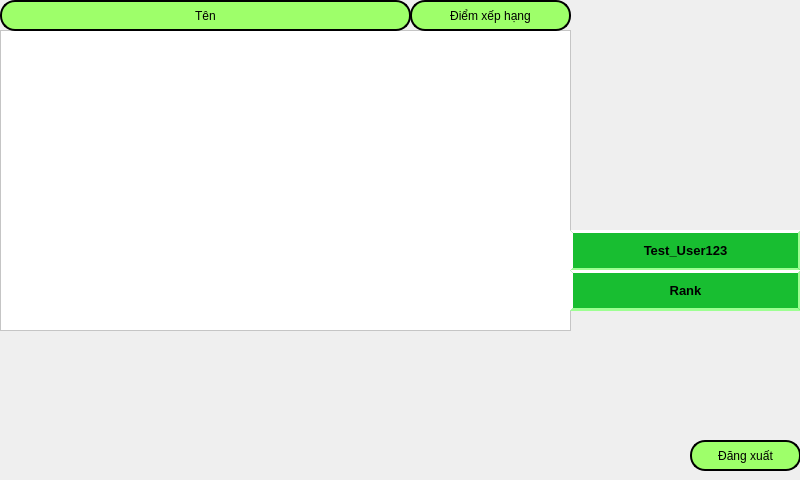
Old version of the form untitled/mainwindow.ui in the repository ledong2512/QtOAQ.
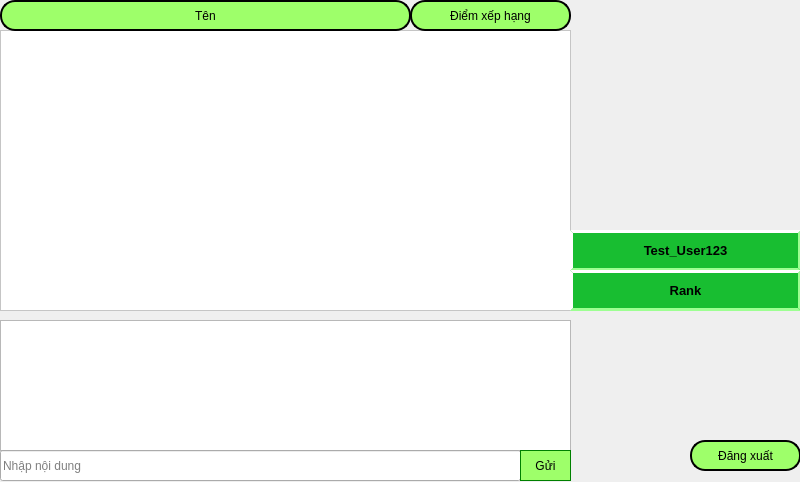
New version of the form. The open tabs and pages were chosen to show the change. Icons and pictures are not drawn.

Commit message: player now can chat

```diff
--- a/untitled/mainwindow.ui
+++ b/untitled/mainwindow.ui
@@ -13,7 +13,7 @@
     <x>0</x>
     <y>0</y>
     <width>800</width>
-    <height>480</height>
+    <height>482</height>
    </rect>
   </property>
   <property name="focusPolicy">
@@ -191,7 +191,7 @@
         <x>0</x>
         <y>30</y>
         <width>571</width>
-        <height>301</height>
+        <height>281</height>
        </rect>
       </property>
       <property name="styleSheet">
@@ -355,6 +355,88 @@
        <string>Đăng xuất</string>
       </property>
      </widget>
+     <widget class="QListWidget" name="notiList">
+      <property name="geometry">
+       <rect>
+        <x>0</x>
+        <y>320</y>
+        <width>571</width>
+        <height>131</height>
+       </rect>
+      </property>
+      <property name="styleSheet">
+       <string notr="true">#listWidget{
+background:white
+}
+QScrollBar:vertical {
+border: 2px solid grey;
+}
+QScrollBar:vertical {
+    border: 2px solid grey;
+    background: rgb(158, 255, 106)
+
+
+}
+QScrollBar::handle:vertical {
+    background: white;
+    min-height: 20px;
+}
+QScrollBar::add-line:vertical {
+    border: 2px solid grey;
+    background: rgb(158, 255, 106);
+    height: 20px;
+}
+
+QScrollBar::sub-line:vertical {
+    border: 2px solid grey;
+    background: rgb(158, 255, 106);
+    height: 20px;
+
+}</string>
+      </property>
+     </widget>
+     <widget class="QLineEdit" name="chatLine">
+      <property name="geometry">
+       <rect>
+        <x>0</x>
+        <y>450</y>
+        <width>521</width>
+        <height>31</height>
+       </rect>
+      </property>
+      <property name="placeholderText">
+       <string>Nhập nội dung</string>
+      </property>
+     </widget>
+     <widget class="QPushButton" name="sendButton">
+      <property name="geometry">
+       <rect>
+        <x>520</x>
+        <y>450</y>
+        <width>51</width>
+        <height>31</height>
+       </rect>
+      </property>
+      <property name="styleSheet">
+       <string notr="true">#sendButton{
+ border:1px solid green;
+border-radius: 0px;
+background:rgb(158, 255, 106)
+}
+#sendButton:hover {
+  background-color: #3e8e41;
+  box-shadow: 0 5px #666;
+  transform: translateY(4px);
+}
+#sendButton:pressed {
+  background-color:rgb(158, 255, 106) ;
+  
+}</string>
+      </property>
+      <property name="text">
+       <string>Gửi</string>
+      </property>
+     </widget>
     </widget>
     <widget class="QWidget" name="page_2"/>
    </widget>
```
Left out of the diff: 37 changed lines with no effect on the pictures. The commit also changes 53 other files.
